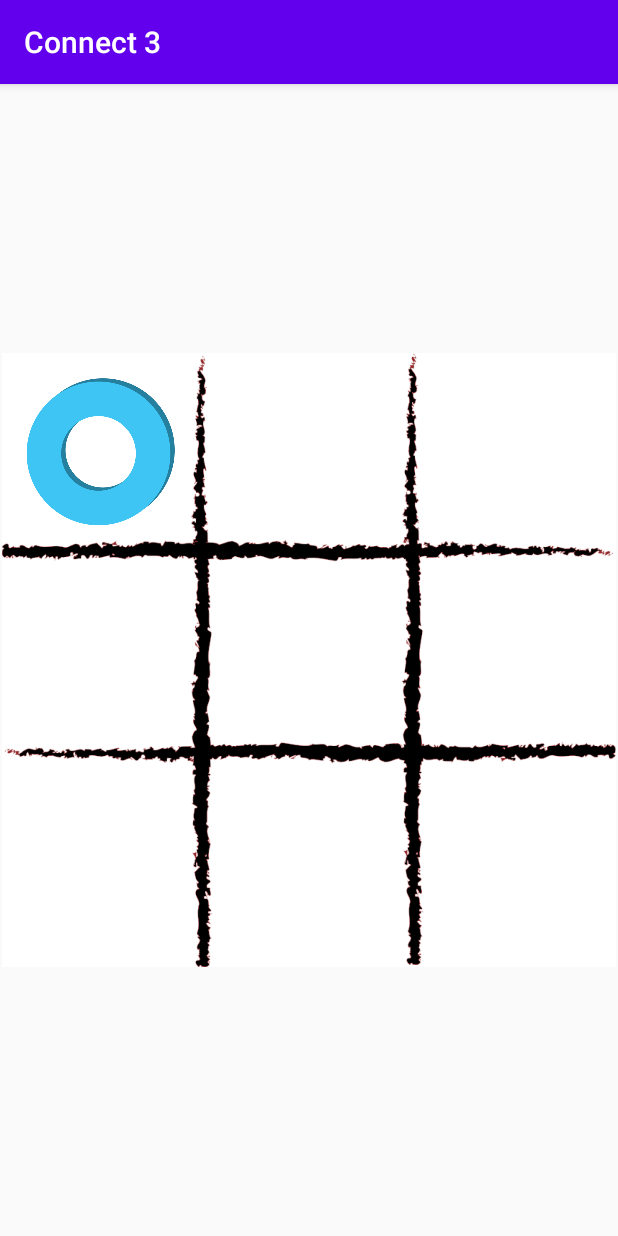
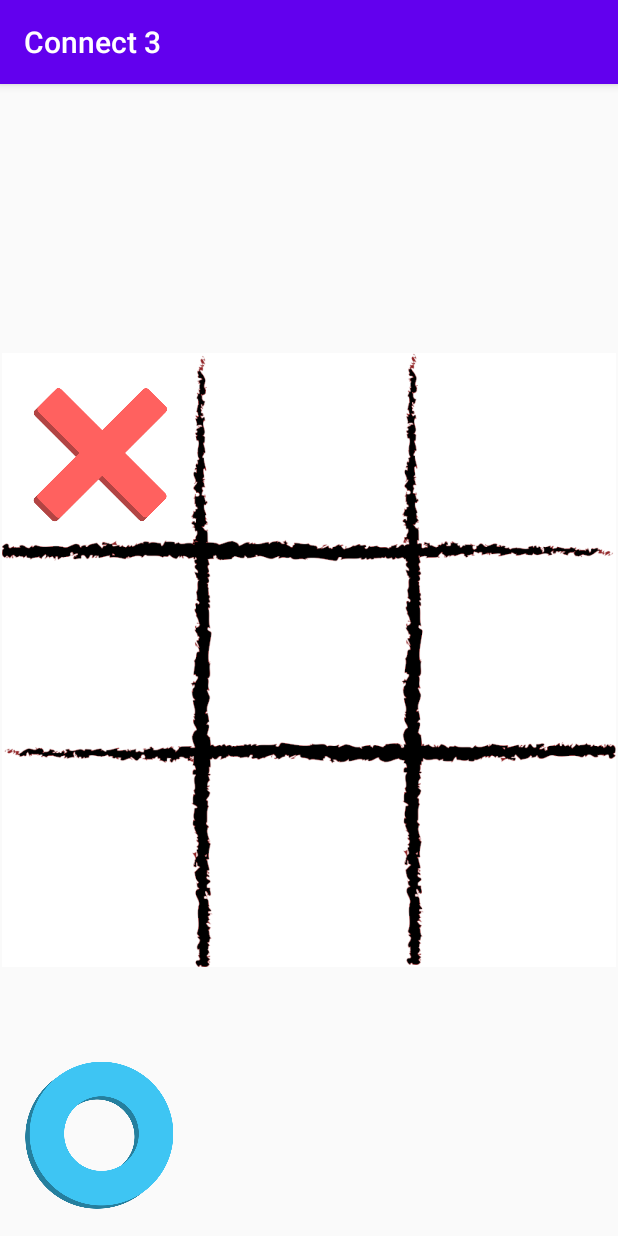
Before and after one commit to BhavyaCodes/connect3, an Android app: the screen it shows after launch (MainActivity), after a tap on an icon or button, on a phone screen of 412 x 824 dp. Run offline under Robolectric (Android 15) with nearby library versions, the phone set to English and light mode, and no system bars.

Commit message:
-Updated rotation of X and O from 900 to 1080 degree which fixed inversion of image. -Added image corresponding to active player bottom right of screen

```diff
--- a/app/src/main/java/com/example/connect3/MainActivity.java
+++ b/app/src/main/java/com/example/connect3/MainActivity.java
@@ -15,13 +15,14 @@ public class MainActivity extends AppCompatActivity {
     int[] gameState = {2,2,2,2,2,2,2,2,2};
 
     int[][] winningPositions = {{0,1,2},{3,4,5},{6,7,8},{0,3,6},{1,4,7},{2,5,8},{0,4,8},{2,4,6}};
-    int activePlayer = 0;
+    int activePlayer = 1;
     boolean gameActive = true;
     int draw=0;
 
     public void dropIn(View view) {
 
         ImageView counter = (ImageView) view;
+        ImageView turnPreview = (ImageView) findViewById(R.id.turnPreview);
         int tappedCounter = Integer.parseInt(counter.getTag().toString());
         if (gameState[tappedCounter] == 2 && gameActive) {      //check if box is empty and game is active
 
@@ -35,17 +36,20 @@ public class MainActivity extends AppCompatActivity {
                 Button playAgainButton = (Button) findViewById(R.id.playAgainButton);
                 playAgainButton.setVisibility(view.VISIBLE);
                 textView.setText("Draw");
+                turnPreview.setVisibility(View.INVISIBLE);
                 draw=0;
             }
 
             if (activePlayer == 0) {
                 counter.setImageResource(R.drawable.o);
+                turnPreview.setImageResource(R.drawable.x);
                 activePlayer = 1;
             } else {
                 counter.setImageResource(R.drawable.x);
+                turnPreview.setImageResource(R.drawable.o);
                 activePlayer = 0;
             }
-            counter.animate().translationYBy(1500).rotationBy(900).setDuration(300);
+            counter.animate().translationYBy(1500).rotationBy(1080).setDuration(300);
 
             for (int[] winningPosition : winningPositions) {    // win condition true
                 if (gameState[winningPosition[0]] == gameState[winningPosition[1]] && gameState[winningPosition[1]] == gameState[winningPosition[2]] && gameState[winningPosition[0]] != 2) {
@@ -62,6 +66,7 @@ public class MainActivity extends AppCompatActivity {
                     textView.setVisibility(View.VISIBLE);
                     Button playAgainButton = (Button) findViewById(R.id.playAgainButton);
                     playAgainButton.setVisibility(View.VISIBLE);
+                    turnPreview.setVisibility(View.INVISIBLE);
                 }
             }
         }
@@ -79,7 +84,10 @@ public class MainActivity extends AppCompatActivity {
         for (int j=0; j<gameState.length; j++){
             gameState[j]=2;
         }
-        activePlayer = 0;
+        ImageView turnPreview = (ImageView) findViewById(R.id.turnPreview);
+        turnPreview.setVisibility(View.VISIBLE);
+        turnPreview.setImageResource(R.drawable.x);
+        activePlayer = 1;
         gameActive = true;
         draw=0;
     }
--- a/app/src/main/res/layout/activity_main.xml
+++ b/app/src/main/res/layout/activity_main.xml
@@ -147,6 +147,7 @@
             android:tag="8"
             app:layout_column="2"
             app:layout_row="2" />
+
     </androidx.gridlayout.widget.GridLayout>
 
     <Button
@@ -179,4 +180,15 @@
         app:layout_constraintStart_toStartOf="parent"
         app:layout_constraintTop_toTopOf="parent" />
 
+    <ImageView
+        android:id="@+id/turnPreview"
+        android:layout_width="100dp"
+        android:layout_height="100dp"
+        android:layout_marginStart="16dp"
+        android:layout_marginLeft="16dp"
+        android:layout_marginBottom="17dp"
+        app:layout_constraintBottom_toBottomOf="parent"
+        app:layout_constraintStart_toStartOf="parent"
+        app:srcCompat="@drawable/x" />
+
 </androidx.constraintlayout.widget.ConstraintLayout>
```
